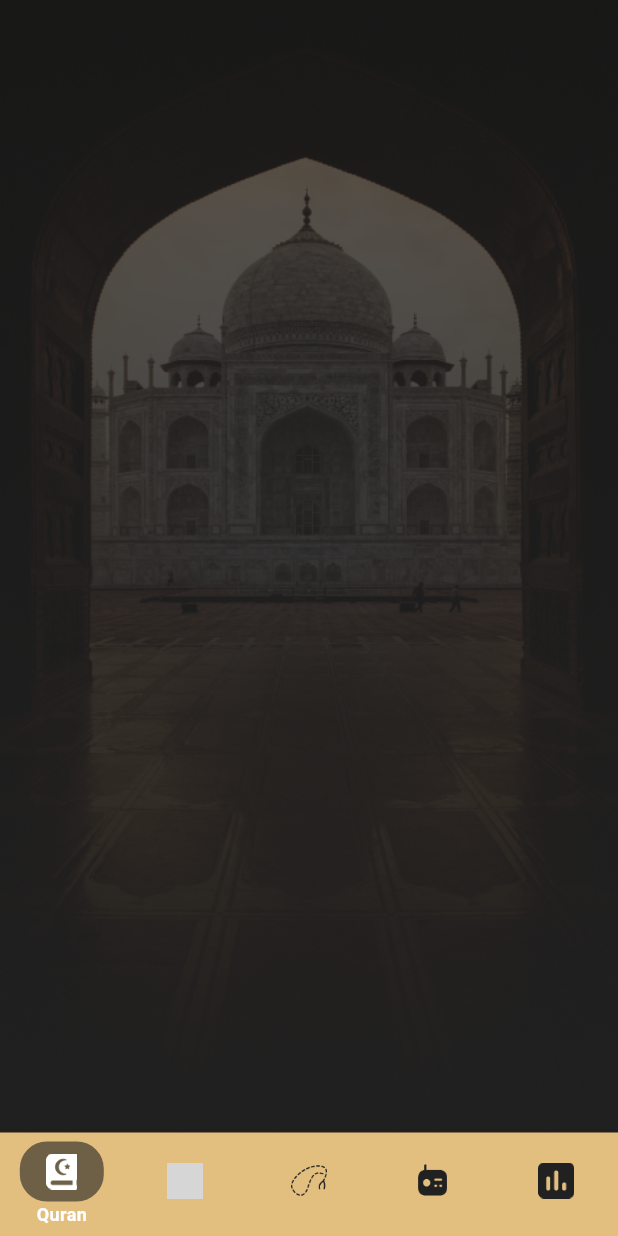
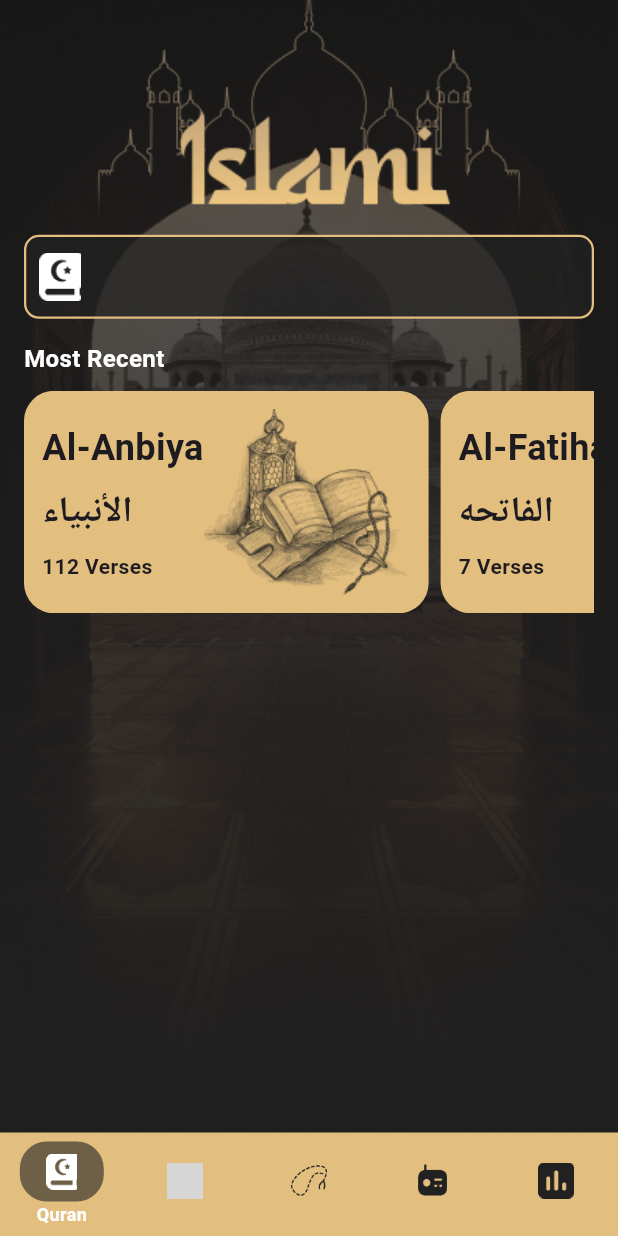
Before and after one commit to mohamedAlaa-CS/new_islamy, a Flutter app: the LayoutView screen opened by its route, on a phone screen of 412 x 824 dp. Run offline on Flutter 3.47's test engine with Material 3 defaults, Android fonts, the phone set to English and light mode, and no system bars; our stand-ins replace device_preview; grey boxes are pictures that could not be loaded.

Commit message:
+ head of screen + search field + most recent list

```diff
--- a/lib/core/assets/app_assets.dart
+++ b/lib/core/assets/app_assets.dart
@@ -17,4 +17,5 @@ abstract class AppAssets {
   static const String sebhaBg = 'assets/images/sebha_bg.png';
   static const String radioBg = 'assets/images/radio_bg.png';
   static const String timeBg = 'assets/images/time_bg.png';
+  static const String recentImage = "assets/images/recent_image.png";
 }
--- a/lib/core/theme/app_theme.dart
+++ b/lib/core/theme/app_theme.dart
@@ -24,6 +24,30 @@ abstract class AppTheme {
               fontWeight: FontWeight.w700,
               color: AppColor.primaryColor),
         ),
-      ));
+      ),
+      inputDecorationTheme: InputDecorationTheme(
+          fillColor: AppColor.secondColor.withOpacity(.7),
+          filled: true,
+          border: OutlineInputBorder(
+            borderRadius: BorderRadius.circular(10),
+            borderSide: const BorderSide(
+              color: AppColor.primaryColor,
+              width: 1.5,
+            ),
+          ),
+          enabledBorder: OutlineInputBorder(
+            borderRadius: BorderRadius.circular(10),
+            borderSide: const BorderSide(
+              color: AppColor.primaryColor,
+              width: 1.5,
+            ),
+          ),
+          focusedBorder: OutlineInputBorder(
+            borderRadius: BorderRadius.circular(10),
+            borderSide: const BorderSide(
+              color: AppColor.primaryColor,
+              width: 1.5,
+            ),
+          )));
   static ThemeData darkTheme = ThemeData();
 }
--- /dev/null
+++ b/lib/models/recent_model.dart
@@ -0,0 +1,13 @@
+class MostRecentModel {
+  final int id;
+  final String suraNameAr;
+  final String suraNameEn;
+  final int reverseNumber;
+
+  MostRecentModel({
+    required this.id,
+    required this.suraNameAr,
+    required this.suraNameEn,
+    required this.reverseNumber,
+  });
+}
--- a/lib/modules/layout/layout_view.dart
+++ b/lib/modules/layout/layout_view.dart
@@ -20,7 +20,7 @@ class LayoutView extends StatefulWidget {
 class _LayoutViewState extends State<LayoutView> {
   int selectedIndex = 0;
   List<Widget> screens = [
-    const QuranView(),
+    QuranView(),
     const HadithView(),
     const SebhaView(),
     const RadioView(),
--- a/lib/modules/quran/quran_view.dart
+++ b/lib/modules/quran/quran_view.dart
@@ -1,17 +1,92 @@
 import 'package:flutter/material.dart';
 import 'package:islamy/core/assets/app_assets.dart';
+import 'package:islamy/core/theme/app_color.dart';
+import 'package:islamy/models/recent_model.dart';
+import 'package:islamy/modules/quran/widgets/most_recent_item_widget.dart';
 
 class QuranView extends StatelessWidget {
-  const QuranView({super.key});
+  QuranView({super.key});
 
+  List<MostRecentModel> mostRecentList = [
+    MostRecentModel(
+        id: 1,
+        suraNameAr: "الأنبياء",
+        suraNameEn: "Al-Anbiya",
+        reverseNumber: 112),
+    MostRecentModel(
+        id: 2,
+        suraNameAr: "الفاتحه",
+        suraNameEn: "Al-Fatiha",
+        reverseNumber: 7),
+  ];
   @override
   Widget build(BuildContext context) {
+    Size size = MediaQuery.sizeOf(context);
     return Container(
       width: double.infinity,
       height: double.infinity,
-      decoration: BoxDecoration(
-          image: DecorationImage(
-              image: AssetImage(AppAssets.quranBg), fit: BoxFit.fill)),
+      decoration: const BoxDecoration(
+        image: DecorationImage(
+          image: AssetImage(AppAssets.quranBg),
+          fit: BoxFit.fill,
+        ),
+      ),
+      child: SafeArea(
+        child: Padding(
+          padding: const EdgeInsets.symmetric(horizontal: 16),
+          child: Column(
+            crossAxisAlignment: CrossAxisAlignment.stretch,
+            children: [
+              //---> head of screen
+              FractionallySizedBox(
+                widthFactor: .8,
+                child: Image.asset(
+                  AppAssets.headOfScreen,
+                  height: size.height * .19,
+                  fit: BoxFit.cover,
+                ),
+              ),
+              //-----> search field
+              TextFormField(
+                cursorColor: AppColor.primaryColor,
+                decoration: const InputDecoration(
+                  prefixIcon: Padding(
+                    padding: EdgeInsets.all(8.0),
+                    child: ImageIcon(
+                      AssetImage(
+                        AppAssets.quranIcon,
+                      ),
+                      color: AppColor.white,
+                    ),
+                  ),
+                ),
+              ),
+              const SizedBox(height: 15),
+              const Text(
+                'Most Recent',
+                style: TextStyle(
+                    fontSize: 16,
+                    fontWeight: FontWeight.w700,
+                    color: AppColor.white),
+              ),
+              const SizedBox(height: 10),
+              //----> most recent list
+              SizedBox(
+                height: size.height * 0.18,
+                child: ListView.separated(
+                  scrollDirection: Axis.horizontal,
+                  itemCount: mostRecentList.length,
+                  itemBuilder: (context, index) => MostRecentItemWidget(
+                    model: mostRecentList[index],
+                  ),
+                  separatorBuilder: (context, index) =>
+                      const SizedBox(width: 8),
+                ),
+              ),
+            ],
+          ),
+        ),
+      ),
     );
   }
 }
--- /dev/null
+++ b/lib/modules/quran/widgets/most_recent_item_widget.dart
@@ -0,0 +1,44 @@
+import 'package:flutter/material.dart';
+import 'package:islamy/core/assets/app_assets.dart';
+import 'package:islamy/core/theme/app_color.dart';
+import 'package:islamy/models/recent_model.dart';
+
+class MostRecentItemWidget extends StatelessWidget {
+  const MostRecentItemWidget({super.key, required this.model});
+
+  final MostRecentModel model;
+
+  @override
+  Widget build(BuildContext context) {
+    return Container(
+      padding: EdgeInsets.all(12),
+      decoration: BoxDecoration(
+        color: AppColor.primaryColor,
+        borderRadius: BorderRadius.circular(20),
+      ),
+      child: Row(
+        children: [
+          Column(
+            crossAxisAlignment: CrossAxisAlignment.start,
+            mainAxisAlignment: MainAxisAlignment.spaceEvenly,
+            children: [
+              Text(
+                model.suraNameEn,
+                style: TextStyle(fontSize: 24, fontWeight: FontWeight.w700),
+              ),
+              Text(
+                model.suraNameAr,
+                style: TextStyle(fontSize: 24, fontWeight: FontWeight.w700),
+              ),
+              Text(
+                '${model.reverseNumber} Verses  ',
+                style: TextStyle(fontSize: 14, fontWeight: FontWeight.w700),
+              ),
+            ],
+          ),
+          Image.asset(AppAssets.recentImage)
+        ],
+      ),
+    );
+  }
+}
```
Also changed, not shown: assets/images/recent_image.png (added).
